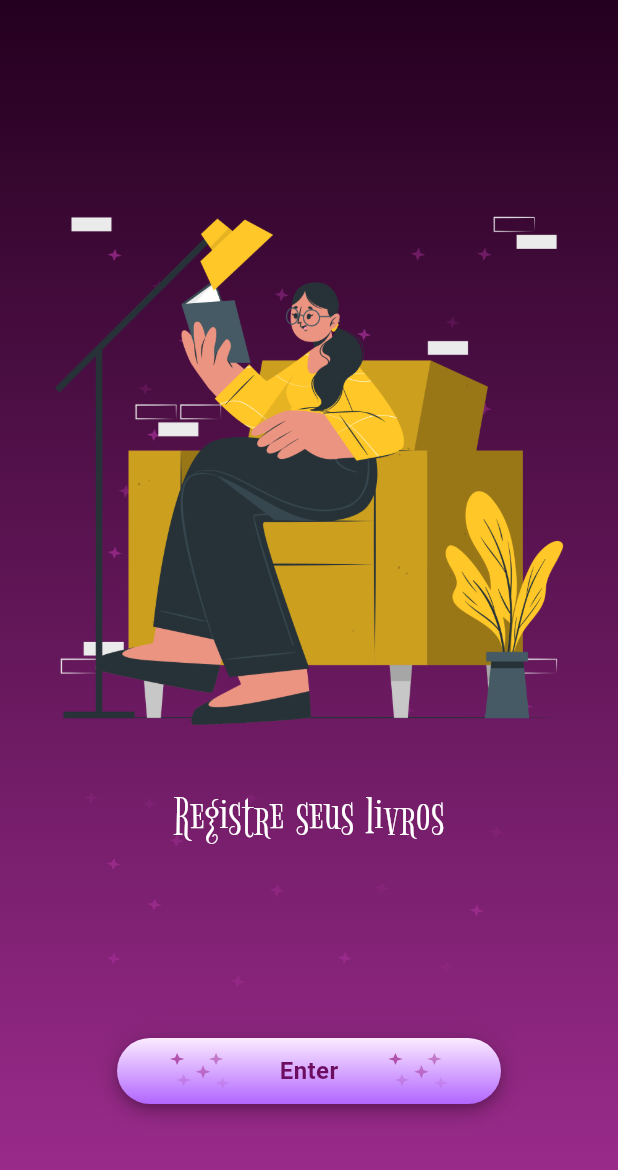
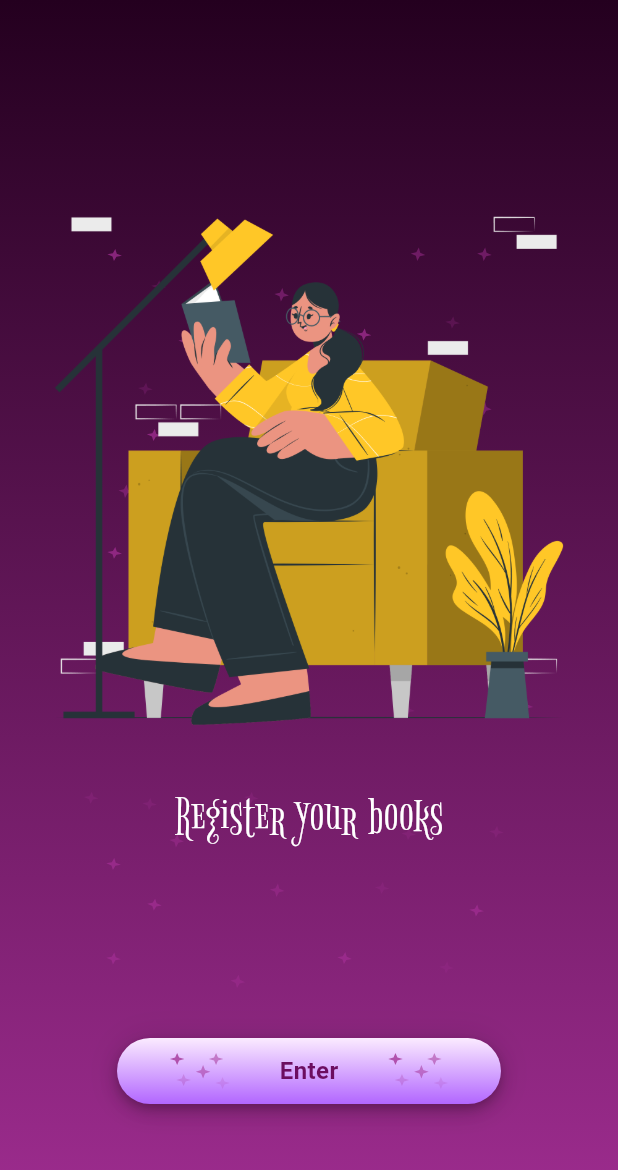
Before and after one commit to ricarthlima/flutter_i18n_ahead, a Flutter app: the screen it shows after launch, on a phone screen of 412 x 824 dp. Shown: the top 1170 px of the screen. Run offline on Flutter 3.47's test engine with Material 3 defaults, Android fonts, the phone set to English and light mode, and no system bars; drawn by our look-alikes of carousel_slider; our stand-ins replace flutter_svg, lottie, sqflite; accounts and stored records are empty; generated files the repository leaves out were written again.

Commit message:
v2.3 - substituindo strings

```diff
--- a/lib/screens/dashboard.dart
+++ b/lib/screens/dashboard.dart
@@ -27,18 +27,21 @@ class Dashboard extends StatelessWidget {
                 mainAxisAlignment: MainAxisAlignment.spaceEvenly,
                 children: <Widget>[
                   CarouselSlider(
-                    items: const [
+                    items: [
                       CarouselItem(
                         imagePath: 'carousel-001.png',
-                        text: "Registre seus livros",
+                        text:
+                            AppLocalizations.of(context)!.dashboardTipRegister,
                       ),
                       CarouselItem(
                         imagePath: 'carousel-002.png',
-                        text: "Faça anotações",
+                        text:
+                            AppLocalizations.of(context)!.dashboardTipTakeNotes,
                       ),
                       CarouselItem(
                         imagePath: 'carousel-003.png',
-                        text: "Visualize seu progresso",
+                        text:
+                            AppLocalizations.of(context)!.dashboardTipVisualize,
                       ),
                     ],
                     options: CarouselOptions(
```
